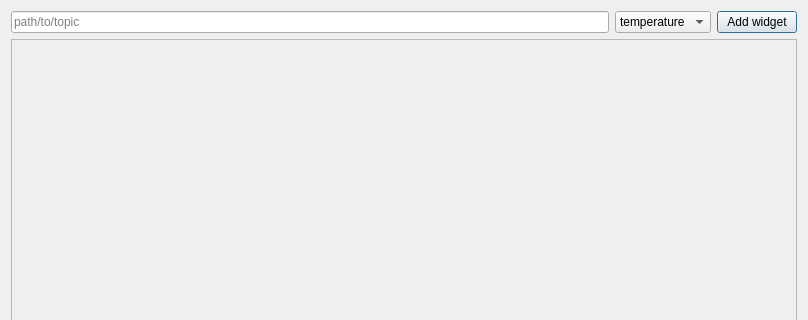
Before: the Qt Designer form src/dashboard.ui in Keprt-Ondrej/VUT_ICP, drawn with Qt 5; both pictures show x 0 to 808 and y 0 to 320 of the 808 by 550 pixel window.
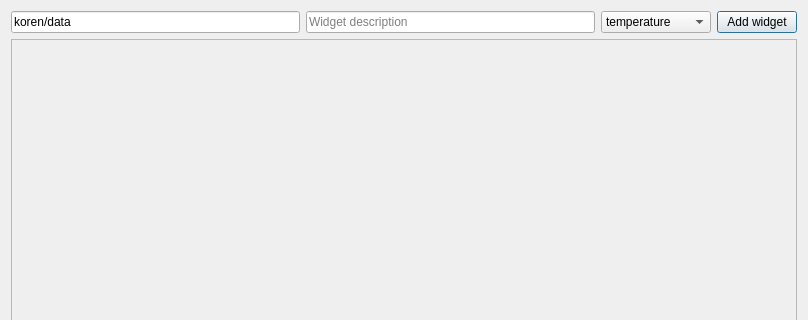
After: the same form once the commit is applied.

Commit message: dashboard v1.0 = text + update

Diff of the .ui file:
```diff
--- a/src/dashboard.ui
+++ b/src/dashboard.ui
@@ -14,65 +14,7 @@
    <string>Dialog</string>
   </property>
   <layout class="QGridLayout" name="gridLayout">
-   <item row="1" column="1">
-    <widget class="QComboBox" name="widgetType">
-     <property name="sizePolicy">
-      <sizepolicy hsizetype="Maximum" vsizetype="Maximum">
-       <horstretch>0</horstretch>
-       <verstretch>0</verstretch>
-      </sizepolicy>
-     </property>
-     <property name="minimumSize">
-      <size>
-       <width>50</width>
-       <height>0</height>
-      </size>
-     </property>
-     <property name="maximumSize">
-      <size>
-       <width>130</width>
-       <height>16777215</height>
-      </size>
-     </property>
-     <item>
-      <property name="text">
-       <string>temperature</string>
-      </property>
-     </item>
-    </widget>
-   </item>
-   <item row="1" column="0">
-    <widget class="QLineEdit" name="newTopicPath">
-     <property name="placeholderText">
-      <string>path/to/topic</string>
-     </property>
-    </widget>
-   </item>
-   <item row="1" column="2">
-    <widget class="QPushButton" name="addWidget">
-     <property name="sizePolicy">
-      <sizepolicy hsizetype="Maximum" vsizetype="Preferred">
-       <horstretch>0</horstretch>
-       <verstretch>0</verstretch>
-      </sizepolicy>
-     </property>
-     <property name="maximumSize">
-      <size>
-       <width>100</width>
-       <height>16777215</height>
-      </size>
-     </property>
-     <property name="styleSheet">
-      <string notr="true">QPushButton:pressed{
-	background-color: #00FF00;
-}</string>
-     </property>
-     <property name="text">
-      <string>Add widget</string>
-     </property>
-    </widget>
-   </item>
-   <item row="2" column="0" colspan="3">
+   <item row="2" column="0" colspan="4">
     <widget class="QScrollArea" name="scrollArea">
      <property name="widgetResizable">
       <bool>true</bool>
@@ -94,6 +36,106 @@
      </widget>
     </widget>
    </item>
+   <item row="1" column="0">
+    <widget class="QLineEdit" name="topicPath">
+     <property name="text">
+      <string>koren/data</string>
+     </property>
+     <property name="placeholderText">
+      <string>path/to/topic</string>
+     </property>
+    </widget>
+   </item>
+   <item row="1" column="2">
+    <widget class="QComboBox" name="widgetType">
+     <property name="sizePolicy">
+      <sizepolicy hsizetype="Maximum" vsizetype="Maximum">
+       <horstretch>0</horstretch>
+       <verstretch>0</verstretch>
+      </sizepolicy>
+     </property>
+     <property name="minimumSize">
+      <size>
+       <width>50</width>
+       <height>0</height>
+      </size>
+     </property>
+     <property name="maximumSize">
+      <size>
+       <width>130</width>
+       <height>16777215</height>
+      </size>
+     </property>
+     <item>
+      <property name="text">
+       <string>temperature</string>
+      </property>
+     </item>
+     <item>
+      <property name="text">
+       <string>blank</string>
+      </property>
+     </item>
+     <item>
+      <property name="text">
+       <string>wattmeter</string>
+      </property>
+     </item>
+     <item>
+      <property name="text">
+       <string>humidity meter</string>
+      </property>
+     </item>
+     <item>
+      <property name="text">
+       <string>relay</string>
+      </property>
+     </item>
+    </widget>
+   </item>
+   <item row="1" column="3">
+    <widget class="QPushButton" name="addWidget">
+     <property name="sizePolicy">
+      <sizepolicy hsizetype="Maximum" vsizetype="Preferred">
+       <horstretch>0</horstretch>
+       <verstretch>0</verstretch>
+      </sizepolicy>
+     </property>
+     <property name="maximumSize">
+      <size>
+       <width>100</width>
+       <height>16777215</height>
+      </size>
+     </property>
+     <property name="styleSheet">
+      <string notr="true">QPushButton:pressed{
+	background-color: #00FF00;
+}</string>
+     </property>
+     <property name="text">
+      <string>Add widget</string>
+     </property>
+    </widget>
+   </item>
+   <item row="1" column="1">
+    <widget class="QLineEdit" name="widgetDescription">
+     <property name="minimumSize">
+      <size>
+       <width>0</width>
+       <height>0</height>
+      </size>
+     </property>
+     <property name="maximumSize">
+      <size>
+       <width>16777215</width>
+       <height>16777215</height>
+      </size>
+     </property>
+     <property name="placeholderText">
+      <string>Widget description</string>
+     </property>
+    </widget>
+   </item>
   </layout>
   <action name="actionasd">
    <property name="text">
```
Left out of the diff: 3 changed lines with no effect on the pictures. The commit also changes 4 other files.
